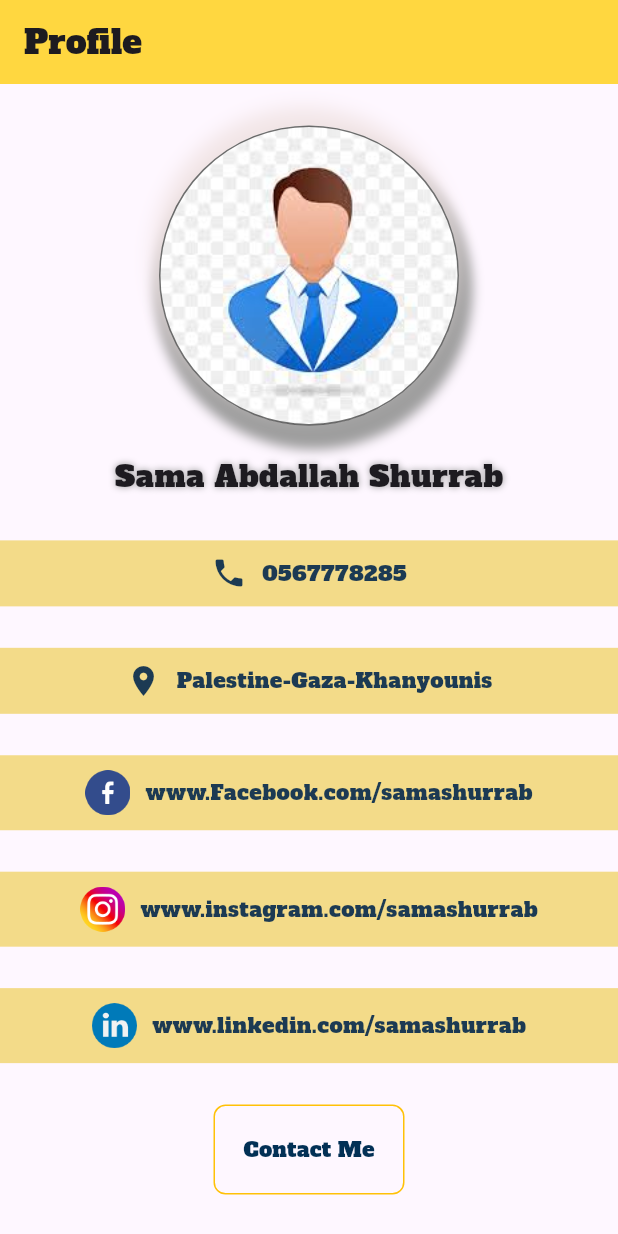
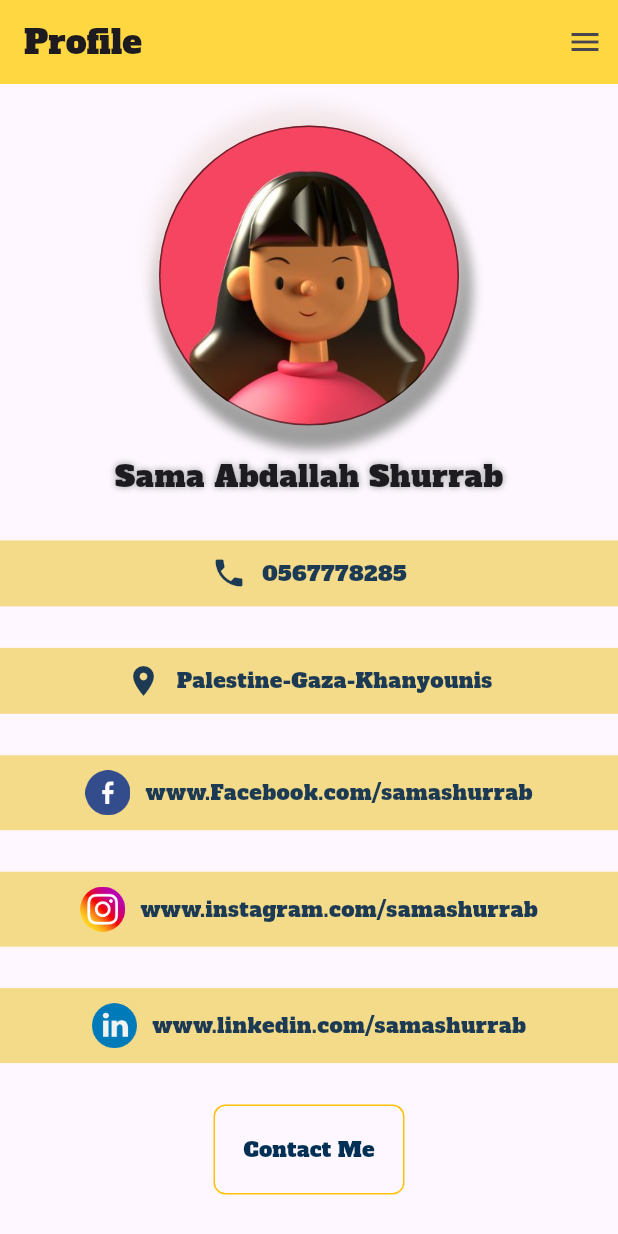
Before and after one commit to ReemaAAsker/ui_sessions, a Flutter app: the screen it shows after launch, on a phone screen of 412 x 824 dp. Run offline on Flutter 3.47's test engine with Material 3 defaults, Android fonts, the phone set to English and light mode, and no system bars.

Commit message:
change profile image and add menu icon in appbar

```diff
--- a/lib/main.dart
+++ b/lib/main.dart
@@ -16,6 +16,8 @@ class RowExample extends StatelessWidget {
         appBar: AppBar(
           title: Text('Profile'),
           backgroundColor: Colors.amberAccent,
+          actionsPadding: EdgeInsets.only(right: 10),
+          actions: [Icon(Icons.menu)],
         ),
         body: Column(
           mainAxisAlignment: MainAxisAlignment.spaceEvenly,
@@ -55,7 +57,7 @@ class RowExample extends StatelessWidget {
                     ),
                     shape: BoxShape.circle,
                     image: DecorationImage(
-                      image: AssetImage('images/profile.jpg'),
+                      image: AssetImage('images/user.png'),
                       fit: BoxFit.cover,
                     ),
                   ),
```
Also changed, not shown: images/user.png (added).
